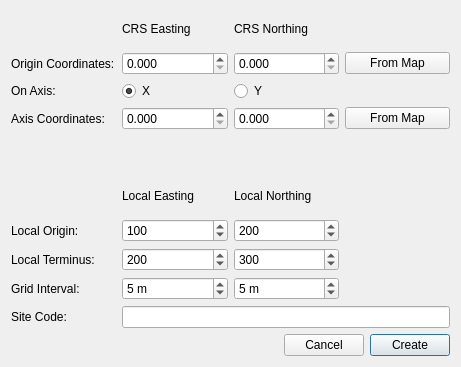
Before: the Qt Designer form grid/create_grid_dialog_base.ui in lparchaeology/ArkPlan, drawn with Qt 5.
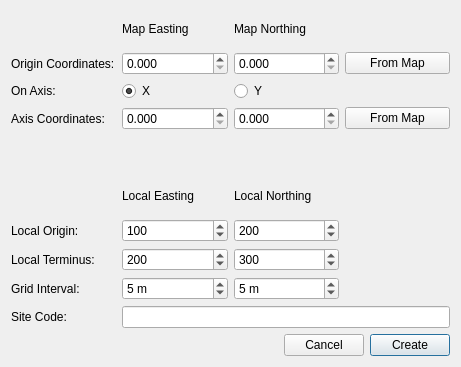
After: the same form once the commit is applied.

Diff of the .ui file:
```diff
--- a/grid/create_grid_dialog_base.ui
+++ b/grid/create_grid_dialog_base.ui
@@ -22,7 +22,7 @@
      <item row="0" column="2">
       <widget class="QLabel" name="crsNorthingLabel">
        <property name="text">
-        <string>CRS Northing</string>
+        <string>Map Northing</string>
        </property>
       </widget>
      </item>
@@ -242,7 +242,7 @@
      <item row="0" column="1">
       <widget class="QLabel" name="crsEastingLabel">
        <property name="text">
-        <string>CRS Easting</string>
+        <string>Map Easting</string>
        </property>
       </widget>
      </item>
```
Left out of the diff: 48 changed lines with no effect on the pictures.
